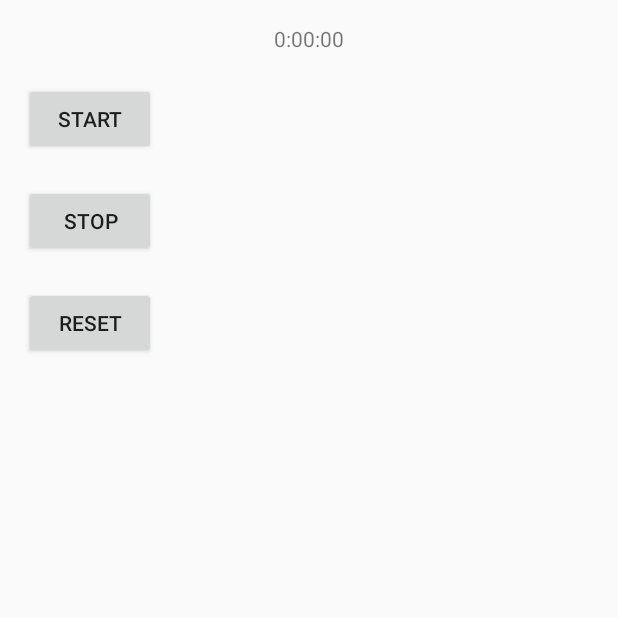
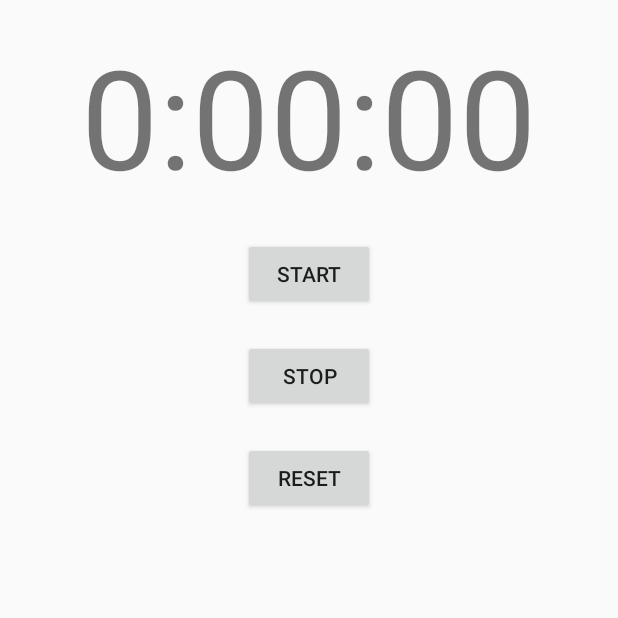
Before and after one commit to joshuajmurray/CS406-Projects, an Android app: the screen it shows after launch (StopwatchActivity), on a phone screen of 412 x 824 dp, the top half of it. Run offline under Robolectric (Android 15) with nearby library versions, the phone set to English and light mode, and no system bars.

Commit message:
tested stopwatch code on emulator and added state information for screen rotation

```diff
--- a/Stopwatch/app/src/main/java/com/hfad/stopwatch/StopwatchActivity.java
+++ b/Stopwatch/app/src/main/java/com/hfad/stopwatch/StopwatchActivity.java
@@ -12,11 +12,17 @@ public class StopwatchActivity extends Activity {
 
     private int seconds = 0;
     private boolean running;
+    private boolean wasRunning;
 
     @Override
     protected void onCreate(Bundle savedInstanceState) {
         super.onCreate(savedInstanceState);
         setContentView(R.layout.activity_stopwatch);
+        if (savedInstanceState != null) {
+            seconds = savedInstanceState.getInt("seconds");
+            running = savedInstanceState.getBoolean("running");
+            wasRunning = savedInstanceState.getBoolean("wasRunning");
+        }
         runTimer();
     }
 
@@ -56,4 +62,27 @@ public class StopwatchActivity extends Activity {
             }
         });
     }
+
+    //save state info
+    @Override
+    public void onSaveInstanceState(Bundle savedInstanceState) {
+        savedInstanceState.putInt("seconds", seconds);
+        savedInstanceState.putBoolean("running", running);
+        savedInstanceState.putBoolean("wasRunning", wasRunning);
+    }
+
+    @Override
+    protected void onStop() {
+        super.onStop();
+        wasRunning = running;
+        running = false;
+    }
+
+    @Override
+    protected void onStart() {
+        super.onStart();
+        if(wasRunning) {
+            running = true;
+        }
+    }
 }
--- a/Stopwatch/app/src/main/res/layout/activity_stopwatch.xml
+++ b/Stopwatch/app/src/main/res/layout/activity_stopwatch.xml
@@ -13,11 +13,11 @@
         android:id="@+id/time_view"
         android:layout_width="wrap_content"
         android:layout_height="wrap_content"
-        android:layout_alighnParentTop="true"
+        android:layout_alignParentTop="true"
         android:layout_centerHorizontal="true"
         android:layout_marginTop="0dp"
         android:text=""
-        android:testSize="92sp"
+        android:textSize="92sp"
         />
 
     <Button
@@ -25,7 +25,7 @@
         android:layout_width="wrap_content"
         android:layout_height="wrap_content"
         android:layout_below="@+id/time_view"
-        android:layout_centerHorixontal="true"
+        android:layout_centerHorizontal="true"
         android:layout_marginTop="20dp"
         android:onClick="onClickStart"
         android:text="@string/start"
@@ -36,7 +36,7 @@
         android:layout_width="wrap_content"
         android:layout_height="wrap_content"
         android:layout_below="@+id/start_button"
-        android:layout_centerHorixontal="true"
+        android:layout_centerHorizontal="true"
         android:layout_marginTop="20dp"
         android:onClick="onClickStop"
         android:text="@string/stop"
@@ -47,7 +47,8 @@
         android:layout_width="wrap_content"
         android:layout_height="wrap_content"
         android:layout_below="@+id/stop_button"
-        android:layout_centerHorixontal="true"
+
+        android:layout_centerHorizontal="true"
         android:layout_marginTop="20dp"
         android:onClick="onClickReset"
         android:text="@string/reset"
```
